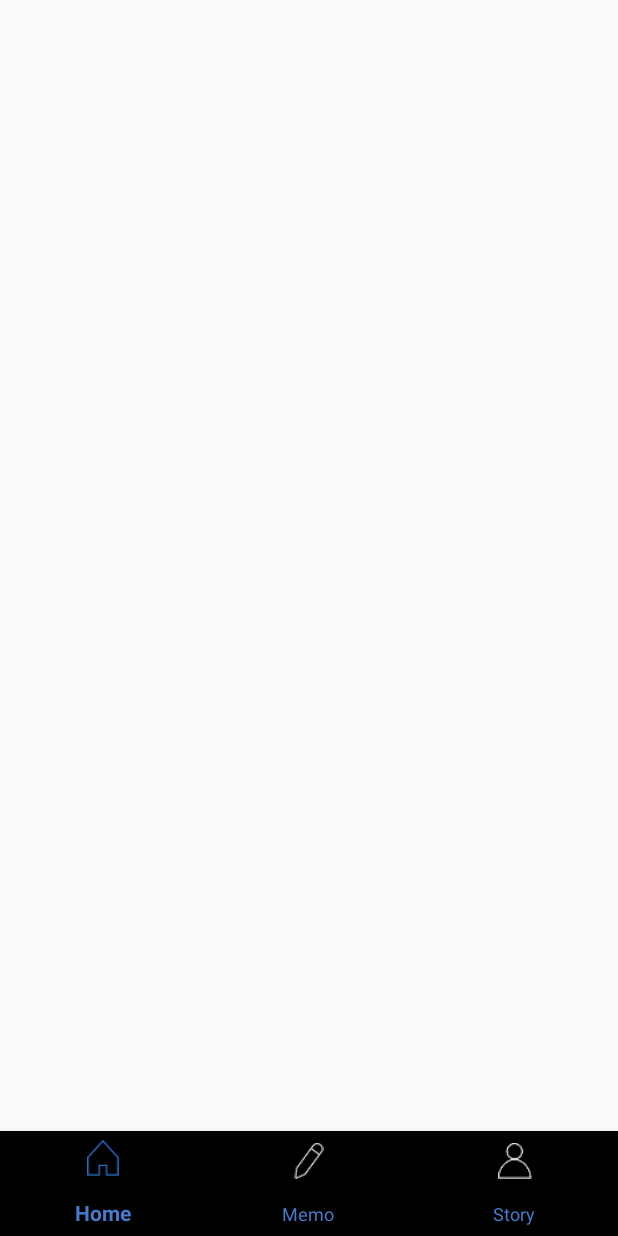
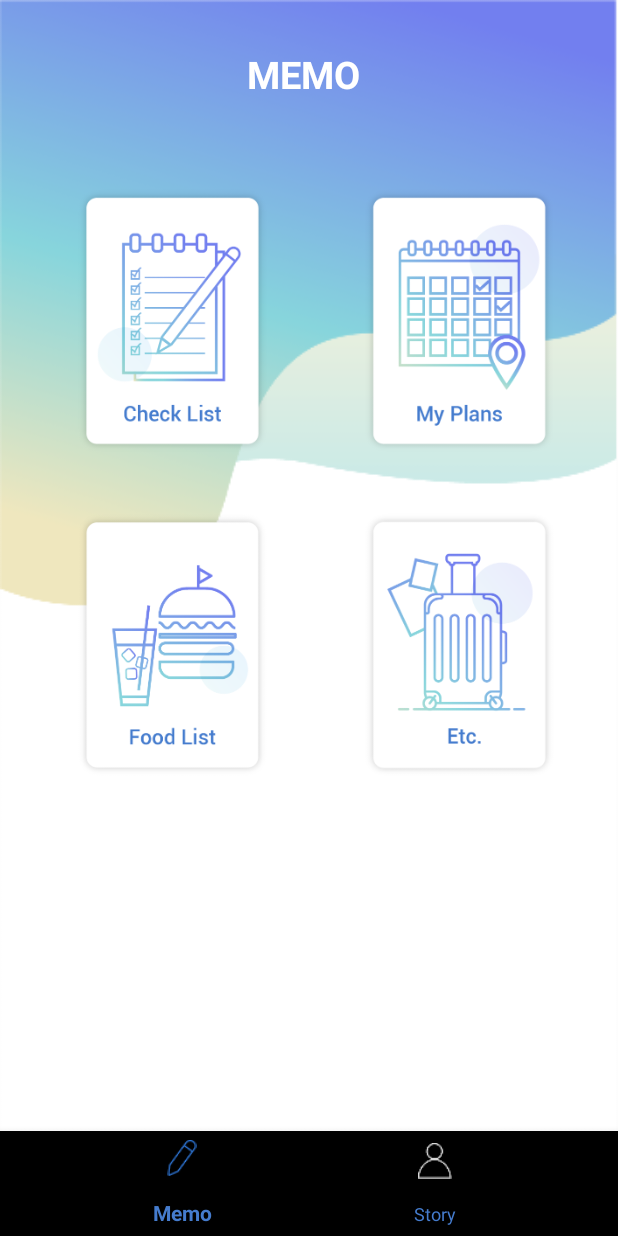
Before and after one commit to mtw9411/2019_Khuthon, an Android app: the screen it shows after launch (MainActivity), on a phone screen of 412 x 824 dp. Run offline under Robolectric (Android 15) with nearby library versions, the phone set to English and light mode, and no system bars; our stand-ins replace Firebase (no records; nobody signed in at launch, a user with empty details on screens opened directly).

Commit message:
홈 네비게이션 바 없앰

```diff
--- a/Khuthon2019/app/src/main/java/com/smartoc/khuthon2019/MainActivity.java
+++ b/Khuthon2019/app/src/main/java/com/smartoc/khuthon2019/MainActivity.java
@@ -18,7 +18,6 @@ public class MainActivity extends AppCompatActivity {
 
     private FragmentManager fragmentManager;
     private FragmentTransaction fragmentTransaction;
-    private navi_home navi_home = new navi_home();
     private navi_memo navi_memo = new navi_memo();
     private navi_story navi_story = new navi_story();
     private memo1 memo1 = new memo1();
@@ -52,20 +51,16 @@ public class MainActivity extends AppCompatActivity {
 
                 switch (item.getItemId()) {
 
-                    case R.id.menuitem_bottombar_home:
+                    case R.id.menuitem_bottombar_memo:
                         setFrag(0);
 
                         return true;
 
-                    case R.id.menuitem_bottombar_memo:
+                    case R.id.menuitem_bottombar_story:
                         setFrag(1);
 
                         return true;
 
-                    case R.id.menuitem_bottombar_story:
-                        setFrag(2);
-
-                        return true;
                 }
                 return false;
             }
@@ -78,16 +73,11 @@ public class MainActivity extends AppCompatActivity {
         fragmentTransaction = fragmentManager.beginTransaction();
         switch (n){
             case 0:
-                fragmentTransaction.replace(R.id.Frame_navi, navi_home);
+                fragmentTransaction.replace(R.id.Frame_navi, navi_memo);
                 fragmentTransaction.commit();
                 fragmentTransaction.addToBackStack(null); //replace의 매개변수는 (프래그먼트를 담을 영역 id, 프래그먼트 객체) 입니다.
                 break;
             case 1:
-                fragmentTransaction.replace(R.id.Frame_navi, navi_memo);  //replace의 매개변수는 (프래그먼트를 담을 영역 id, 프래그먼트 객체) 입니다.
-                fragmentTransaction.commit();
-                fragmentTransaction.addToBackStack(null);
-                break;
-            case 2:
                 fragmentTransaction.replace(R.id.Frame_navi, navi_story);  //replace의 매개변수는 (프래그먼트를 담을 영역 id, 프래그먼트 객체) 입니다.
                 fragmentTransaction.commit();
                 fragmentTransaction.addToBackStack(null);
--- a/Khuthon2019/app/src/main/java/com/smartoc/khuthon2019/navi_home.java
+++ /dev/null
@@ -1,26 +0,0 @@
-package com.smartoc.khuthon2019;
-
-import android.support.annotation.NonNull;
-import android.support.annotation.Nullable;
-import android.support.v4.app.Fragment;
-import android.support.v7.app.AppCompatActivity;
-import android.os.Bundle;
-import android.view.LayoutInflater;
-import android.view.View;
-import android.view.ViewGroup;
-
-public class navi_home extends Fragment {
-
-    @Override
-    public void onCreate(Bundle savedInstanceState) {
-        super.onCreate(savedInstanceState);
-    }
-
-    @Nullable
-    @Override
-    public View onCreateView(@NonNull LayoutInflater inflater, @Nullable ViewGroup container, @Nullable Bundle savedInstanceState) {
-        ViewGroup view = (ViewGroup) inflater.inflate(R.layout.activity_navi_home, container, false);
-
-        return view;
-    }
-}
--- a/Khuthon2019/app/src/main/res/menu/bottombar_menu.xml
+++ b/Khuthon2019/app/src/main/res/menu/bottombar_menu.xml
@@ -1,13 +1,6 @@
 <?xml version="1.0" encoding="utf-8"?>
 <menu xmlns:android="http://schemas.android.com/apk/res/android"
     xmlns:app="http://schemas.android.com/apk/res-auto">
-
-    <item
-        android:id="@+id/menuitem_bottombar_home"
-        android:icon="@mipmap/home_navi2"
-        android:title="Home"
-        app:showAsAction="ifRoom" />
-
     <item
         android:id="@+id/menuitem_bottombar_memo"
         android:icon="@mipmap/memo_navi2"
```
